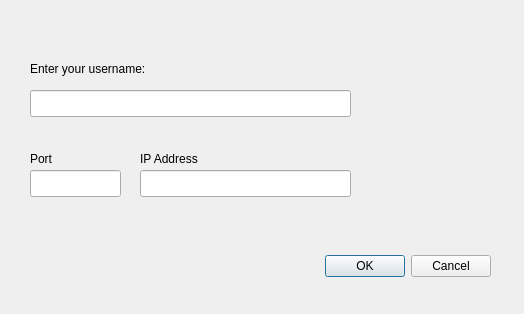
Old version of the form Source/Client/dialog.ui in the repository krstlb/linux-chat.
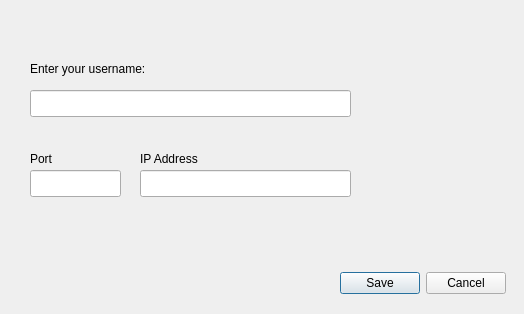
New version of the form.

What changed in the file:
```diff
--- a/Source/Client/dialog.ui
+++ b/Source/Client/dialog.ui
@@ -13,22 +13,6 @@
   <property name="windowTitle">
    <string>Dialog</string>
   </property>
-  <widget class="QDialogButtonBox" name="okDialogButton">
-   <property name="geometry">
-    <rect>
-     <x>150</x>
-     <y>250</y>
-     <width>341</width>
-     <height>32</height>
-    </rect>
-   </property>
-   <property name="orientation">
-    <enum>Qt::Horizontal</enum>
-   </property>
-   <property name="standardButtons">
-    <set>QDialogButtonBox::Cancel|QDialogButtonBox::Ok</set>
-   </property>
-  </widget>
   <widget class="QLabel" name="label">
    <property name="geometry">
     <rect>
@@ -98,6 +82,19 @@
     </rect>
    </property>
   </widget>
+  <widget class="QDialogButtonBox" name="okayDialogButton">
+   <property name="geometry">
+    <rect>
+     <x>330</x>
+     <y>270</y>
+     <width>176</width>
+     <height>26</height>
+    </rect>
+   </property>
+   <property name="standardButtons">
+    <set>QDialogButtonBox::Cancel|QDialogButtonBox::Save</set>
+   </property>
+  </widget>
  </widget>
  <resources/>
  <connections>
```
Left out of the diff: 35 changed lines with no effect on the pictures.
